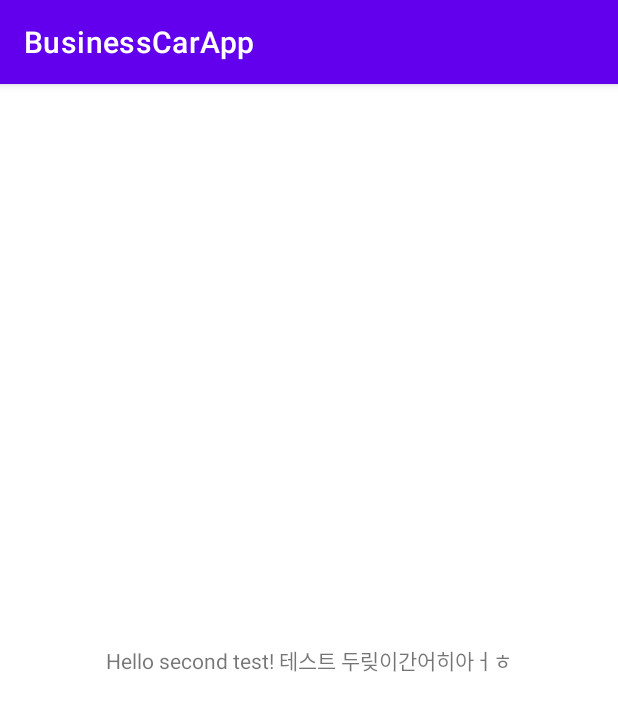
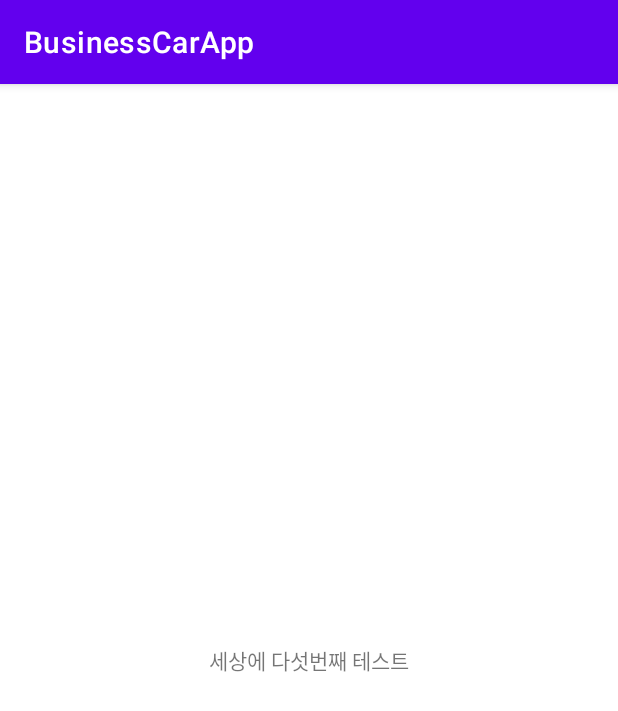
Before and after one commit to myoungsuk/-BusinessCardApp, an Android app: the screen it shows after launch (MainActivity), on a phone screen of 412 x 824 dp. Shown: the top 711 px of the screen. Run offline under Robolectric (Android 15) with nearby library versions, the phone set to English and light mode, and no system bars.

Commit message:
다섯번째 테슨ㅁ으리낭릔

```diff
--- a/app/src/main/res/layout/activity_main.xml
+++ b/app/src/main/res/layout/activity_main.xml
@@ -9,8 +9,7 @@
     <TextView
         android:layout_width="wrap_content"
         android:layout_height="wrap_content"
-        android:text="Hello second test!
-테스트 두맂이간어히아ㅓㅎ"
+        android:text="세상에 다섯번째 테스트"
         app:layout_constraintBottom_toBottomOf="parent"
         app:layout_constraintEnd_toEndOf="parent"
         app:layout_constraintStart_toStartOf="parent"
```
